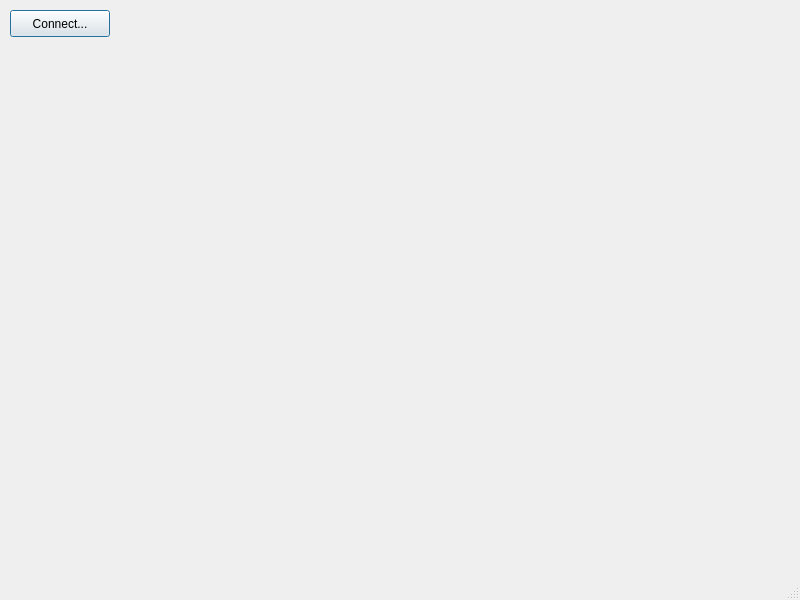
Qt form src/forms/MainWindow.ui (gflix/QtLego) before a commit.
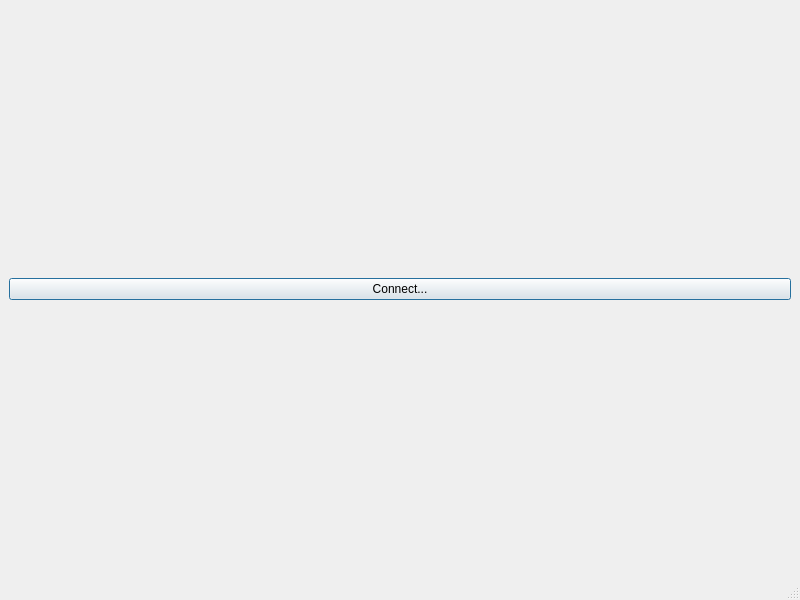
The same form after that commit.

Commit message: Integrated the general information widget.

```diff
--- a/src/forms/MainWindow.ui
+++ b/src/forms/MainWindow.ui
@@ -14,15 +14,9 @@
    <string>MainWindow</string>
   </property>
   <widget class="QWidget" name="centralwidget">
+   <layout class="QVBoxLayout" name="verticalLayout">
+    <item>
    <widget class="QPushButton" name="btnConnect">
-    <property name="geometry">
-     <rect>
-      <x>10</x>
-      <y>10</y>
-      <width>100</width>
-      <height>27</height>
-     </rect>
-    </property>
     <property name="text">
      <string>Connect...</string>
     </property>
@@ -30,6 +24,11 @@
      <bool>true</bool>
     </property>
    </widget>
+    </item>
+    <item>
+     <layout class="QVBoxLayout" name="cGeneralInformation"/>
+    </item>
+   </layout>
   </widget>
   <widget class="QMenuBar" name="menubar">
    <property name="geometry">
```
Lines whose indentation alone changed are shown as unchanged. The commit also changes 2 other files.
